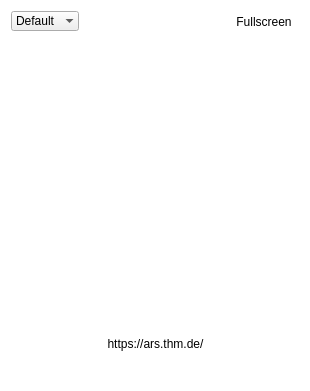
First picture: the form in src/ui/qrcodewidget.ui, repository thm-projects/arsnova-overlay, before the edit.
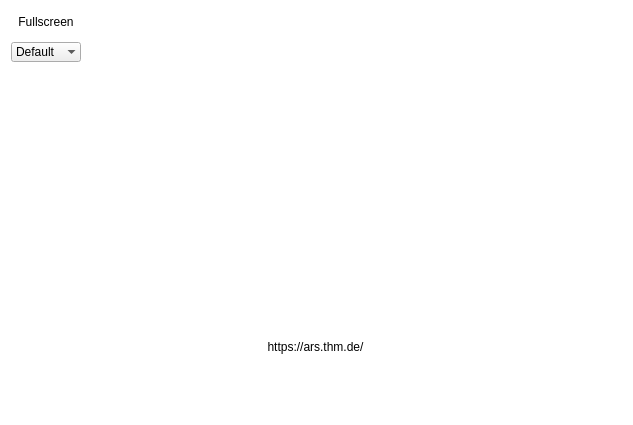
Second picture: the form after the edit. Icons and pictures are not drawn.

Patch:
```diff
--- a/src/ui/qrcodewidget.ui
+++ b/src/ui/qrcodewidget.ui
@@ -6,8 +6,8 @@
    <rect>
     <x>0</x>
     <y>0</y>
-    <width>306</width>
-    <height>391</height>
+    <width>633</width>
+    <height>425</height>
    </rect>
   </property>
   <property name="windowTitle">
@@ -19,69 +19,8 @@
 }</string>
   </property>
   <layout class="QGridLayout" name="gridLayout">
-   <item row="1" column="0">
-    <spacer name="verticalSpacer">
-     <property name="orientation">
-      <enum>Qt::Vertical</enum>
-     </property>
-     <property name="sizeType">
-      <enum>QSizePolicy::Fixed</enum>
-     </property>
-     <property name="sizeHint" stdset="0">
-      <size>
-       <width>8</width>
-       <height>8</height>
-      </size>
-     </property>
-    </spacer>
-   </item>
    <item row="0" column="0">
-    <layout class="QHBoxLayout" name="horizontalLayout_5">
-     <item>
-      <widget class="QComboBox" name="transformComboBox">
-       <property name="frame">
-        <bool>false</bool>
-       </property>
-       <item>
-        <property name="text">
-         <string>Default</string>
-        </property>
-       </item>
-       <item>
-        <property name="text">
-         <string>Top</string>
-        </property>
-       </item>
-       <item>
-        <property name="text">
-         <string>Bottom</string>
-        </property>
-       </item>
-       <item>
-        <property name="text">
-         <string>Left</string>
-        </property>
-       </item>
-       <item>
-        <property name="text">
-         <string>Right</string>
-        </property>
-       </item>
-      </widget>
-     </item>
-     <item>
-      <spacer name="horizontalSpacer_5">
-       <property name="orientation">
-        <enum>Qt::Horizontal</enum>
-       </property>
-       <property name="sizeHint" stdset="0">
-        <size>
-         <width>40</width>
-         <height>20</height>
-        </size>
-       </property>
-      </spacer>
-     </item>
+    <layout class="QVBoxLayout" name="verticalLayout">
      <item>
       <widget class="QToolButton" name="toolButton">
        <property name="text">
@@ -89,70 +28,117 @@
        </property>
        <property name="icon">
         <iconset resource="../resources/resources.qrc">
-         <normaloff>:/images/images/view-fullscreen.png</normaloff>:/images/images/view-fullscreen.png</iconset>
+         <normaloff>:/images/fullscreen-enable.svg</normaloff>
+         <normalon>:/images/fullscreen-disable.svg</normalon>
+         <disabledoff>:/images/fullscreen-enable.svg</disabledoff>
+         <disabledon>:/images/fullscreen-disable.svg</disabledon>
+         <activeon>:/images/fullscreen-disable.svg</activeon>
+         <selectedon>:/images/fullscreen-disable.svg</selectedon>:/images/fullscreen-enable.svg</iconset>
+       </property>
+       <property name="iconSize">
+        <size>
+         <width>64</width>
+         <height>64</height>
+        </size>
        </property>
        <property name="checkable">
         <bool>true</bool>
        </property>
        <property name="popupMode">
-        <enum>QToolButton::DelayedPopup</enum>
+        <enum>QToolButton::InstantPopup</enum>
        </property>
        <property name="toolButtonStyle">
-        <enum>Qt::ToolButtonTextBesideIcon</enum>
+        <enum>Qt::ToolButtonTextUnderIcon</enum>
        </property>
        <property name="autoRaise">
         <bool>true</bool>
        </property>
       </widget>
      </item>
-    </layout>
-   </item>
-   <item row="4" column="0">
-    <layout class="QHBoxLayout" name="horizontalLayout_2">
      <item>
-      <spacer name="horizontalSpacer_3">
+      <spacer name="verticalSpacer_6">
        <property name="orientation">
-        <enum>Qt::Horizontal</enum>
+        <enum>Qt::Vertical</enum>
+       </property>
+       <property name="sizeType">
+        <enum>QSizePolicy::Fixed</enum>
        </property>
        <property name="sizeHint" stdset="0">
         <size>
-         <width>40</width>
-         <height>20</height>
+         <width>20</width>
+         <height>4</height>
         </size>
        </property>
       </spacer>
      </item>
      <item>
-      <widget class="QLabel" name="urlLabel">
+      <widget class="QComboBox" name="transformComboBox">
+       <property name="frame">
+        <bool>false</bool>
+       </property>
+       <item>
        <property name="text">
-        <string>https://ars.thm.de/</string>
-       </property>
-       <property name="alignment">
-        <set>Qt::AlignCenter</set>
-       </property>
-       <property name="openExternalLinks">
-        <bool>true</bool>
-       </property>
+         <string>Default</string>
+        </property>
+       </item>
+       <item>
+        <property name="text">
+         <string>Top</string>
+        </property>
+       </item>
+       <item>
+        <property name="text">
+         <string>Bottom</string>
+        </property>
+       </item>
+       <item>
+        <property name="text">
+         <string>Left</string>
+        </property>
+       </item>
+       <item>
+        <property name="text">
+         <string>Right</string>
+        </property>
+       </item>
       </widget>
      </item>
      <item>
-      <spacer name="horizontalSpacer_4">
+      <spacer name="verticalSpacer_4">
+       <property name="orientation">
+        <enum>Qt::Vertical</enum>
+       </property>
+       <property name="sizeHint" stdset="0">
+        <size>
+         <width>20</width>
+         <height>40</height>
+        </size>
+       </property>
+      </spacer>
+     </item>
+    </layout>
+   </item>
+   <item row="0" column="1">
+    <spacer name="horizontalSpacer_6">
        <property name="orientation">
         <enum>Qt::Horizontal</enum>
        </property>
+     <property name="sizeType">
+      <enum>QSizePolicy::MinimumExpanding</enum>
+     </property>
        <property name="sizeHint" stdset="0">
         <size>
-         <width>40</width>
+       <width>4</width>
          <height>20</height>
         </size>
        </property>
       </spacer>
      </item>
-    </layout>
-   </item>
-   <item row="2" column="0">
+   <item row="0" column="2">
+    <layout class="QVBoxLayout" name="verticalLayout_2">
+     <item>
     <layout class="QGridLayout" name="gridLayout_2">
-     <item row="0" column="0">
+       <item row="2" column="0">
       <spacer name="horizontalSpacer">
        <property name="orientation">
         <enum>Qt::Horizontal</enum>
@@ -168,7 +154,7 @@
        </property>
       </spacer>
      </item>
-     <item row="0" column="1">
+       <item row="2" column="1">
       <widget class="QLabel" name="qrCodeLabel">
        <property name="sizePolicy">
         <sizepolicy hsizetype="Minimum" vsizetype="Minimum">
@@ -196,7 +182,7 @@
        </property>
       </widget>
      </item>
-     <item row="0" column="2">
+       <item row="2" column="2">
       <spacer name="horizontalSpacer_2">
        <property name="orientation">
         <enum>Qt::Horizontal</enum>
@@ -212,25 +198,22 @@
        </property>
       </spacer>
      </item>
-    </layout>
-   </item>
-   <item row="5" column="0">
+       <item row="0" column="1">
     <spacer name="verticalSpacer_3">
      <property name="orientation">
       <enum>Qt::Vertical</enum>
      </property>
-     <property name="sizeType">
-      <enum>QSizePolicy::Fixed</enum>
-     </property>
      <property name="sizeHint" stdset="0">
       <size>
-       <width>24</width>
-       <height>24</height>
+           <width>20</width>
+           <height>40</height>
       </size>
      </property>
     </spacer>
    </item>
-   <item row="3" column="0">
+      </layout>
+     </item>
+     <item>
     <spacer name="verticalSpacer_2">
      <property name="orientation">
       <enum>Qt::Vertical</enum>
@@ -245,6 +228,97 @@
       </size>
      </property>
     </spacer>
+     </item>
+     <item>
+      <layout class="QHBoxLayout" name="horizontalLayout_2">
+       <item>
+        <spacer name="horizontalSpacer_3">
+         <property name="orientation">
+          <enum>Qt::Horizontal</enum>
+         </property>
+         <property name="sizeHint" stdset="0">
+          <size>
+           <width>40</width>
+           <height>20</height>
+          </size>
+         </property>
+        </spacer>
+       </item>
+       <item>
+        <widget class="QLabel" name="urlLabel">
+         <property name="text">
+          <string>https://ars.thm.de/</string>
+         </property>
+         <property name="alignment">
+          <set>Qt::AlignCenter</set>
+         </property>
+         <property name="openExternalLinks">
+          <bool>true</bool>
+         </property>
+        </widget>
+       </item>
+       <item>
+        <spacer name="horizontalSpacer_4">
+         <property name="orientation">
+          <enum>Qt::Horizontal</enum>
+         </property>
+         <property name="sizeHint" stdset="0">
+          <size>
+           <width>40</width>
+           <height>20</height>
+          </size>
+         </property>
+        </spacer>
+       </item>
+      </layout>
+     </item>
+     <item>
+      <spacer name="verticalSpacer">
+       <property name="orientation">
+        <enum>Qt::Vertical</enum>
+       </property>
+       <property name="sizeHint" stdset="0">
+        <size>
+         <width>20</width>
+         <height>20</height>
+        </size>
+       </property>
+      </spacer>
+     </item>
+    </layout>
+   </item>
+   <item row="0" column="3">
+    <spacer name="horizontalSpacer_5">
+     <property name="orientation">
+      <enum>Qt::Horizontal</enum>
+     </property>
+     <property name="sizeType">
+      <enum>QSizePolicy::MinimumExpanding</enum>
+     </property>
+     <property name="sizeHint" stdset="0">
+      <size>
+       <width>4</width>
+       <height>20</height>
+      </size>
+     </property>
+    </spacer>
+   </item>
+   <item row="0" column="4">
+    <layout class="QVBoxLayout" name="verticalLayout_3">
+     <item>
+      <spacer name="verticalSpacer_5">
+       <property name="orientation">
+        <enum>Qt::Vertical</enum>
+       </property>
+       <property name="sizeHint" stdset="0">
+        <size>
+         <width>80</width>
+         <height>40</height>
+        </size>
+       </property>
+      </spacer>
+     </item>
+    </layout>
    </item>
   </layout>
  </widget>
```
Lines whose indentation alone changed are shown as unchanged.
